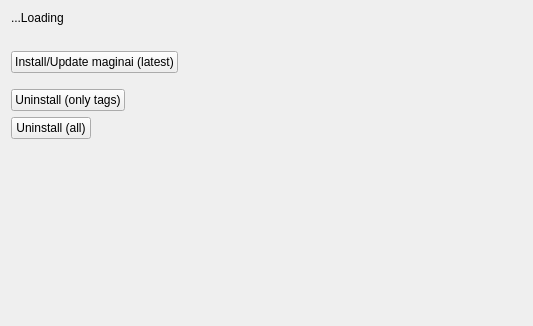
The window that gmaginai_l/forms/widgets/maginai_widget.ui (Spoonail-Iroiro/gmaginai-l) describes before a commit, drawn with Qt 5.
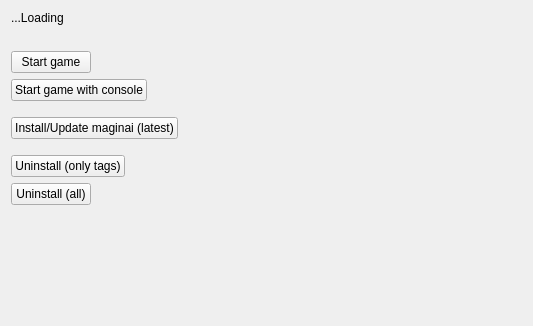
The same window after the commit.

Commit message: Add Start game buttons (empty)

```diff
--- a/gmaginai_l/forms/widgets/maginai_widget.ui
+++ b/gmaginai_l/forms/widgets/maginai_widget.ui
@@ -62,6 +62,70 @@
      </property>
     </widget>
    </item>
+   <item>
+    <layout class="QHBoxLayout" name="horizontalLayout_9">
+     <item>
+      <widget class="QPushButton" name="btn_install_3">
+       <property name="text">
+        <string>Start game</string>
+       </property>
+      </widget>
+     </item>
+     <item>
+      <spacer name="horizontalSpacer_8">
+       <property name="orientation">
+        <enum>Qt::Horizontal</enum>
+       </property>
+       <property name="sizeHint" stdset="0">
+        <size>
+         <width>40</width>
+         <height>20</height>
+        </size>
+       </property>
+      </spacer>
+     </item>
+    </layout>
+   </item>
+   <item>
+    <layout class="QHBoxLayout" name="horizontalLayout_8">
+     <item>
+      <widget class="QPushButton" name="btn_install_2">
+       <property name="text">
+        <string>Start game with console</string>
+       </property>
+      </widget>
+     </item>
+     <item>
+      <spacer name="horizontalSpacer_7">
+       <property name="orientation">
+        <enum>Qt::Horizontal</enum>
+       </property>
+       <property name="sizeHint" stdset="0">
+        <size>
+         <width>40</width>
+         <height>20</height>
+        </size>
+       </property>
+      </spacer>
+     </item>
+    </layout>
+   </item>
+   <item>
+    <spacer name="verticalSpacer_3">
+     <property name="orientation">
+      <enum>Qt::Vertical</enum>
+     </property>
+     <property name="sizeType">
+      <enum>QSizePolicy::Minimum</enum>
+     </property>
+     <property name="sizeHint" stdset="0">
+      <size>
+       <width>20</width>
+       <height>10</height>
+      </size>
+     </property>
+    </spacer>
+   </item>
    <item>
     <layout class="QHBoxLayout" name="horizontalLayout_5">
      <item>
```
